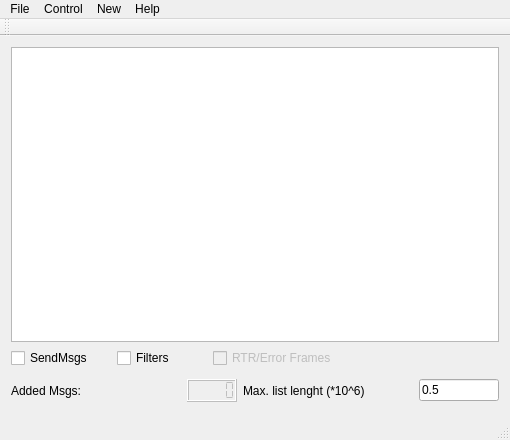
Before: the Qt Designer form mainwindow.ui in RauchendeKanonen/qcanobserver, drawn with Qt 5.
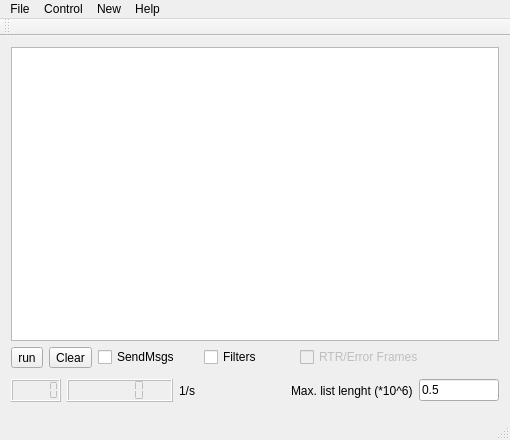
After: the same form once the commit is applied.

What changed in the file:
```diff
--- a/mainwindow.ui
+++ b/mainwindow.ui
@@ -30,6 +30,20 @@
       <property name="bottomMargin">
        <number>5</number>
       </property>
+      <item>
+       <widget class="QToolButton" name="RunButton">
+        <property name="text">
+         <string>run</string>
+        </property>
+       </widget>
+      </item>
+      <item>
+       <widget class="QToolButton" name="ClearButton">
+        <property name="text">
+         <string>Clear</string>
+        </property>
+       </widget>
+      </item>
       <item>
        <widget class="QCheckBox" name="checkBoxSendMsg">
         <property name="maximumSize">
@@ -79,13 +93,6 @@
       <property name="bottomMargin">
        <number>5</number>
       </property>
-      <item>
-       <widget class="QLabel" name="label_2">
-        <property name="text">
-         <string>Added Msgs:</string>
-        </property>
-       </widget>
-      </item>
       <item>
        <widget class="QLCDNumber" name="MsgCounter">
         <property name="enabled">
@@ -102,6 +109,23 @@
         </property>
        </widget>
       </item>
+      <item>
+       <widget class="QLCDNumber" name="lcdNumberMsgsperSec">
+        <property name="enabled">
+         <bool>false</bool>
+        </property>
+        <property name="segmentStyle">
+         <enum>QLCDNumber::Flat</enum>
+        </property>
+       </widget>
+      </item>
+      <item>
+       <widget class="QLabel" name="label_2">
+        <property name="text">
+         <string>1/s</string>
+        </property>
+       </widget>
+      </item>
       <item>
        <widget class="QLabel" name="label">
         <property name="text">
```
Left out of the diff: 8 changed lines with no effect on the pictures.
